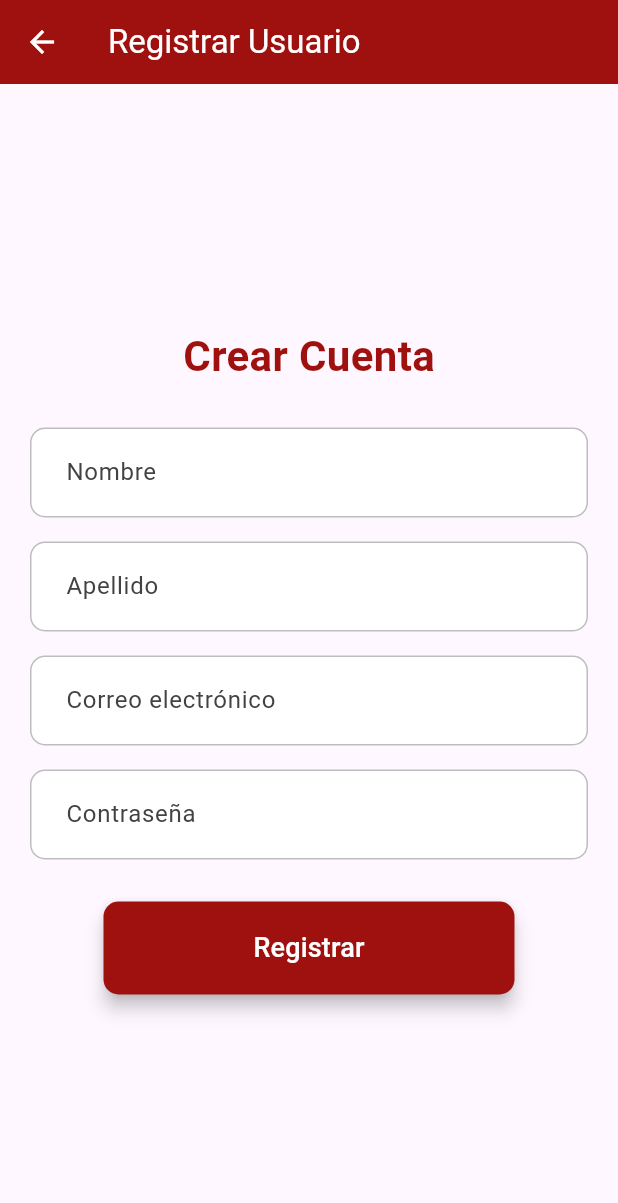
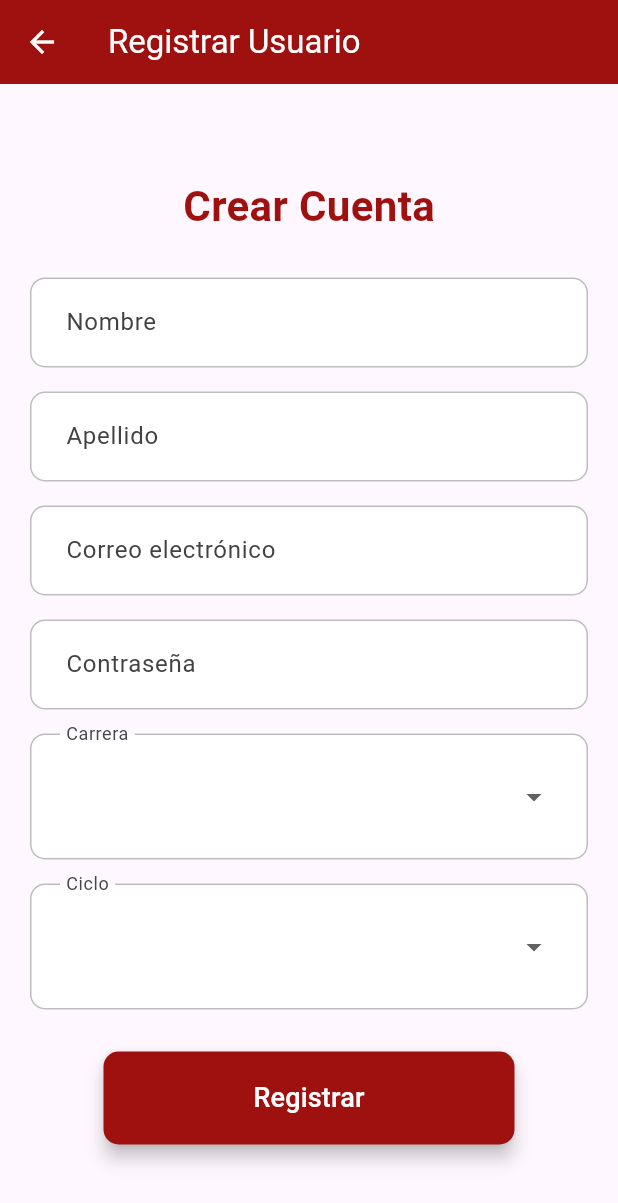
Before and after one commit to PedroNalvarte/FICO-Front, a Flutter app: the RegisterPage screen opened directly, on a phone screen of 412 x 824 dp. Shown: the top 1203 px of the screen. Run offline on Flutter 3.47's test engine with Material 3 defaults, Android fonts, the light colour scheme and no system bars; our stand-ins replace google_nav_bar, image_picker, shared_preferences; accounts and stored records are empty; network calls fail.

Commit message:
SPRINT GC

```diff
--- a/lib/DetallesCubiculosPage.dart
+++ b/lib/DetallesCubiculosPage.dart
@@ -7,6 +7,8 @@ class ReservaDetalle {
   final int idUsuario;
   final String nombre;
   final String apellido;
+  final String carreraAcad;
+  final int ciclo;
   final String fechaReserva;
   final String horaReserva;
   final int cantidadHoras;
@@ -16,6 +18,8 @@ class ReservaDetalle {
     required this.idUsuario,
     required this.nombre,
     required this.apellido,
+    required this.carreraAcad,
+    required this.ciclo,
     required this.fechaReserva,
     required this.horaReserva,
     required this.cantidadHoras,
@@ -27,6 +31,8 @@ class ReservaDetalle {
       idUsuario: json['id_usuario'],
       nombre: json['nombre'],
       apellido: json['apellido'],
+      carreraAcad: json['carrera_acad'],
+      ciclo: json['ciclo'],
       fechaReserva: json['fecha_reserva'],
       horaReserva: json['hora_reserva'],
       cantidadHoras: json['cantidad_horas'],
@@ -96,14 +102,8 @@ class _DetallesCubiculosPageState extends State<DetallesCubiculosPage> {
             return Center(child: Text('No hay reservas para este cubículo.'));
           } else {
             final detalles = snapshot.data!;
-            return GridView.builder(
+            return ListView.builder(
               padding: EdgeInsets.all(8),
-              gridDelegate: SliverGridDelegateWithFixedCrossAxisCount(
-                crossAxisCount: 2, // Número de columnas
-                crossAxisSpacing: 8,
-                mainAxisSpacing: 8,
-                childAspectRatio: 4 / 3, // Relación de aspecto ajustada
-              ),
               itemCount: detalles.length,
               itemBuilder: (context, index) {
                 final detalle = detalles[index];
@@ -127,6 +127,16 @@ class _DetallesCubiculosPageState extends State<DetallesCubiculosPage> {
                           ),
                         ),
                         SizedBox(height: 6),
+                        Text(
+                          'Carrera: ${detalle.carreraAcad}',
+                          style: TextStyle(fontSize: 12, color: Colors.black54),
+                        ),
+                        SizedBox(height: 4),
+                        Text(
+                          'Ciclo: ${detalle.ciclo}',
+                          style: TextStyle(fontSize: 12, color: Colors.black54),
+                        ),
+                        SizedBox(height: 4),
                         Row(
                           children: [
                             Icon(Icons.date_range, color: Colors.black, size: 16),
--- a/lib/register_page.dart
+++ b/lib/register_page.dart
@@ -16,6 +16,12 @@ class _RegisterPageState extends State<RegisterPage> {
   final TextEditingController _apellidoController = TextEditingController();
   final TextEditingController _emailController = TextEditingController();
   final TextEditingController _passwordController = TextEditingController();
+
+  // Nuevos campos
+  String? _selectedGrade; // Carrera
+  int? _selectedPeriod; // Ciclo
+  final List<String> _grades = ['Ingeniería de Sistemas', 'Ingeniería Industrial', 'Arquitectura', 'Ingeniería Civil',  'Aeronáutica'];
+  final List<int> _periods = [1, 2, 3, 4, 5, 6, 7, 8, 9, 10];
 
   Future<void> _register() async {
     final String nombre = _nombreController.text;
@@ -36,6 +42,8 @@ class _RegisterPageState extends State<RegisterPage> {
           'apellido': apellido,
           'email': email,
           'password': password, // Contraseña sin encriptar
+          'grade': _selectedGrade,
+          'period': _selectedPeriod,
         }),
       );
 
@@ -128,16 +136,55 @@ class _RegisterPageState extends State<RegisterPage> {
     );
   }
 
+  Widget _buildDropdownField(String label, List<dynamic> items, dynamic selectedItem, Function(dynamic) onChanged) {
+    return Padding(
+      padding: const EdgeInsets.symmetric(vertical: 8.0),
+      child: InputDecorator(
+        decoration: InputDecoration(
+          labelText: label,
+          filled: true,
+          fillColor: Colors.white,
+          border: OutlineInputBorder(
+            borderRadius: BorderRadius.circular(10),
+            borderSide: BorderSide.none,
+          ),
+          enabledBorder: OutlineInputBorder(
+            borderRadius: BorderRadius.circular(10),
+            borderSide: BorderSide(color: Colors.grey.shade400),
+          ),
+          focusedBorder: OutlineInputBorder(
+            borderRadius: BorderRadius.circular(10),
+            borderSide: BorderSide(color: Color.fromRGBO(158, 17, 15, 1)),
+          ),
+          contentPadding: EdgeInsets.symmetric(horizontal: 20, vertical: 18),
+        ),
+        child: DropdownButtonHideUnderline(
+          child: DropdownButton<dynamic>(
+            value: selectedItem,
+            onChanged: onChanged,
+            isExpanded: true,
+            items: items.map<DropdownMenuItem<dynamic>>((dynamic value) {
+              return DropdownMenuItem<dynamic>(
+                value: value,
+                child: Text(value.toString()),
+              );
+            }).toList(),
+          ),
+        ),
+      ),
+    );
+  }
+
   @override
   Widget build(BuildContext context) {
     return Scaffold(
       appBar: AppBar(
         title: Text(
           "Registrar Usuario",
-          style: TextStyle(color: Colors.white), // Cambia el color del texto a blanco
+          style: TextStyle(color: Colors.white),
         ),
-        backgroundColor: Color.fromRGBO(158, 17, 15, 1), // Fondo de la AppBar en color rojo oscuro
-        iconTheme: IconThemeData(color: Colors.white), // Cambia el color del icono de regresar a blanco
+        backgroundColor: Color.fromRGBO(158, 17, 15, 1),
+        iconTheme: IconThemeData(color: Colors.white),
       ),
       body: Center(
         child: SingleChildScrollView(
@@ -159,6 +206,16 @@ class _RegisterPageState extends State<RegisterPage> {
                 _buildTextField("Apellido", _apellidoController),
                 _buildTextField("Correo electrónico", _emailController),
                 _buildTextField("Contraseña", _passwordController, obscureText: true),
+                _buildDropdownField("Carrera", _grades, _selectedGrade, (value) {
+                  setState(() {
+                    _selectedGrade = value;
+                  });
+                }),
+                _buildDropdownField("Ciclo", _periods, _selectedPeriod, (value) {
+                  setState(() {
+                    _selectedPeriod = value;
+                  });
+                }),
                 SizedBox(height: 20),
                 ElevatedButton(
                   style: ElevatedButton.styleFrom(
```
